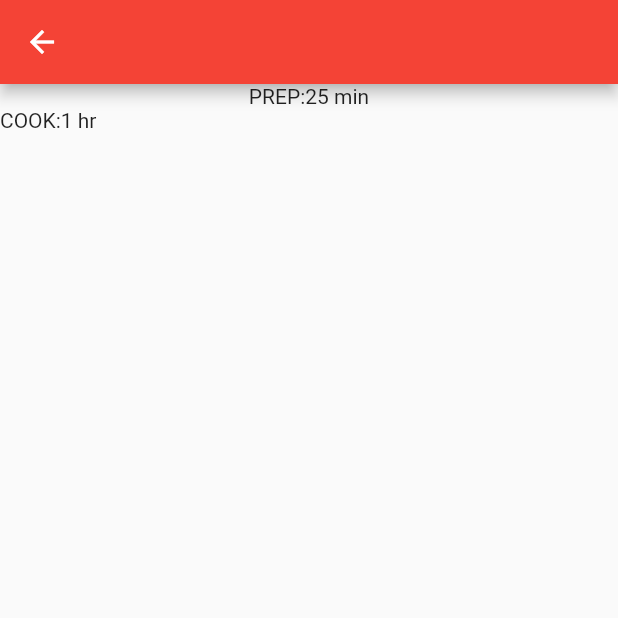
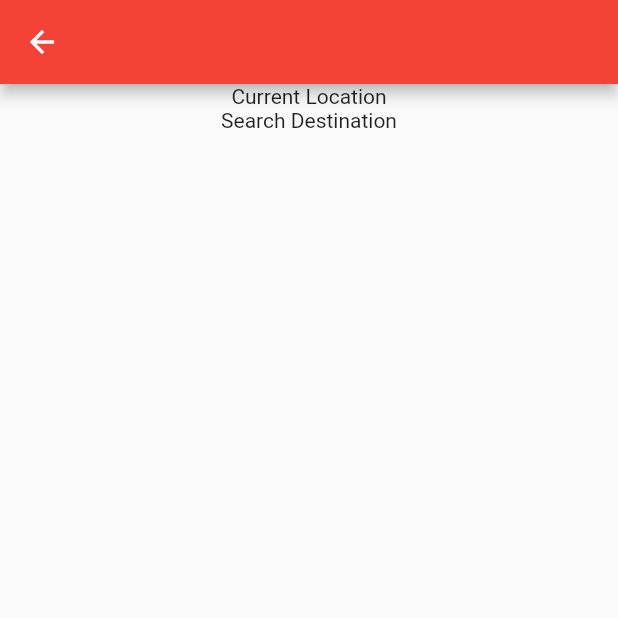
Before and after one commit to Huzaifa201017/Navigo, a Flutter app: the screen it shows after launch, after a tap on the "directions" icon, on a phone screen of 412 x 824 dp, the top half of it. Run offline on Flutter 3.47's test engine with Material 2 defaults, Android fonts, the phone set to English and light mode, and no system bars.

Commit message:
huzaifa please check The integration

```diff
--- a/lib/ChooseDestPage.dart
+++ b/lib/ChooseDestPage.dart
@@ -13,14 +13,13 @@ class ChooseDestPage extends StatelessWidget {
           children: [
             Row(mainAxisAlignment: MainAxisAlignment.center,
             children: [
-              Text('PREP:'),
-              Text('25 min'),
+              Text('Current Location'),
             ],
           ),
-            Row(
+            Row(mainAxisAlignment: MainAxisAlignment.center,
               children: [
-                Text('COOK:'),
-                Text('1 hr'),
+
+                Text('Search Destination'),
               ],
             ),],)
 
--- a/lib/MapsPage.dart
+++ b/lib/MapsPage.dart
@@ -15,13 +15,25 @@ class MapsPage extends StatelessWidget {
         child: Text('Maps Page'),
       ),
 
-      floatingActionButton: FloatingActionButton(onPressed:(){
-          Navigator.push(context,
-              MaterialPageRoute(builder:(context) =>ChooseDestPage()));
+      floatingActionButton:Column(mainAxisAlignment: MainAxisAlignment.end,
+        children: [
+          FloatingActionButton(onPressed:(){
+            Navigator.push(context,
+                MaterialPageRoute(builder:(context) =>ChooseDestPage()));
           }
-        ,
-        child: Icon(Icons.directions),
-      ),
+            ,
+            child: Text("zain"),
+          ),
+          SizedBox(height: 40),
+          FloatingActionButton(onPressed:(){
+            Navigator.push(context,
+                MaterialPageRoute(builder:(context) =>ChooseDestPage()));
+          }
+            ,
+            child: Icon(Icons.directions),
+          ),
+        ],
+      )
     );
   }
 }
```
